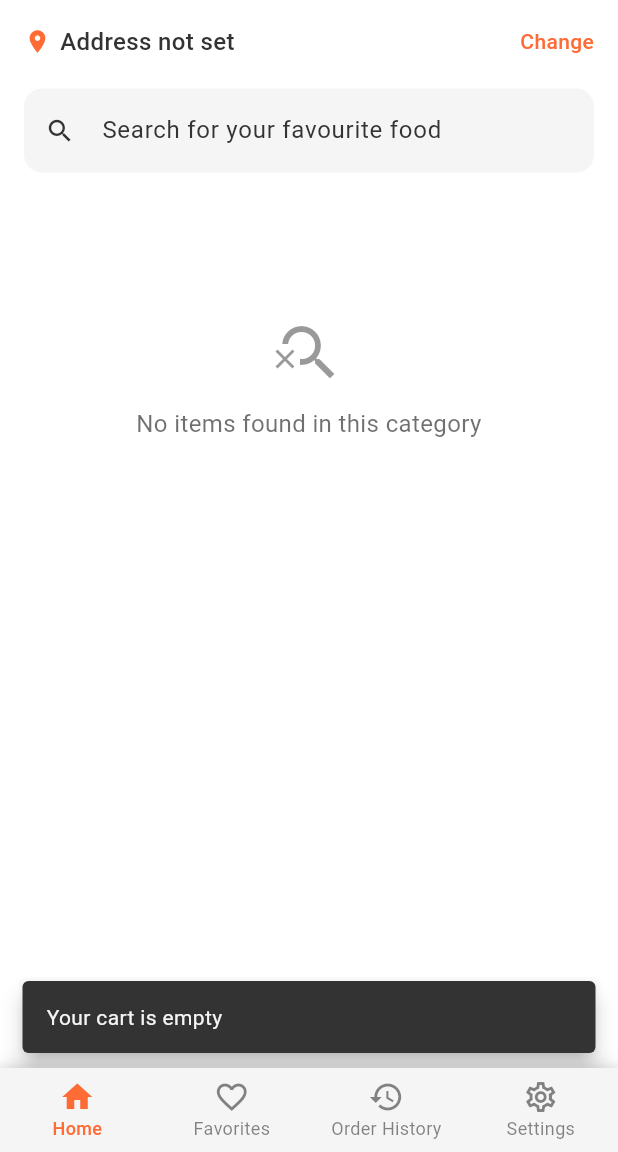
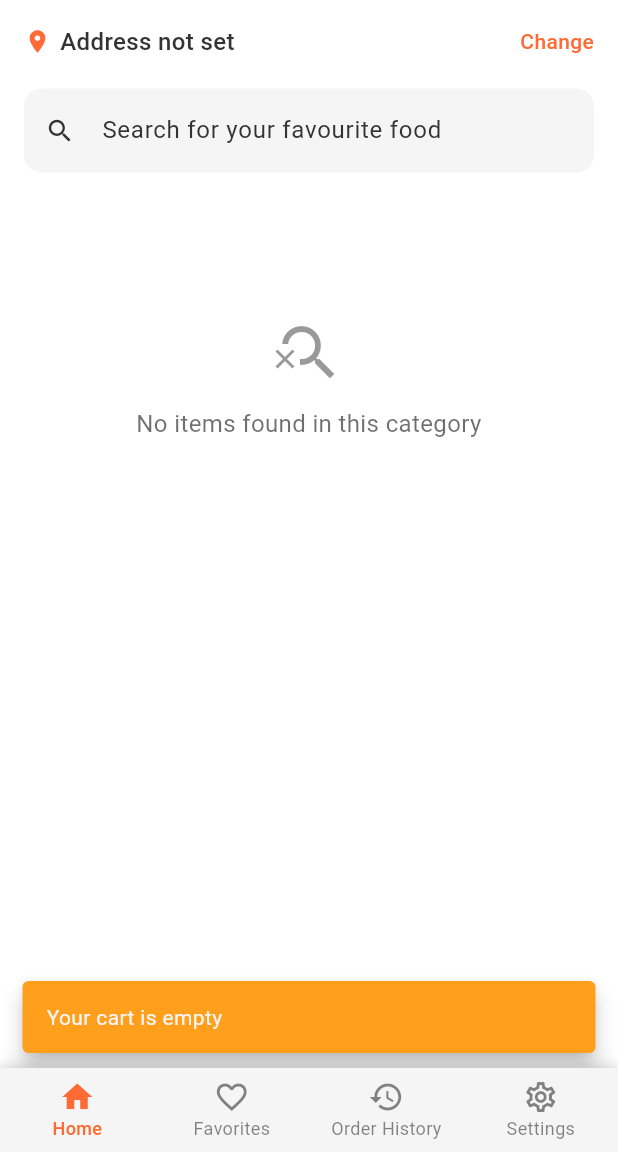
Before and after one commit to ghazanfar-quetta/jaan_broast, a Flutter app: the HomeScreen screen opened by its route, after a tap on the "shopping cart" icon, on a phone screen of 412 x 824 dp, the part 84-1236 px from its top. Run offline on Flutter 3.47's test engine with Material 3 defaults, Android fonts, the phone set to English and light mode, and no system bars; our stand-ins replace cloud_firestore, firebase_auth, firebase_core, geolocator, google_sign_in, permission_handler and 1 more; accounts and stored records are empty.

```diff
--- a/lib/features/home/presentation/views/home_screen.dart
+++ b/lib/features/home/presentation/views/home_screen.dart
@@ -946,6 +946,7 @@ class _HomeScreenState extends State<HomeScreen> {
       ScaffoldMessenger.of(context).showSnackBar(
         SnackBar(
           content: Text('Your cart is empty'),
+          backgroundColor: Theme.of(context).colorScheme.secondary,
           behavior: SnackBarBehavior.floating,
         ),
       );
```
